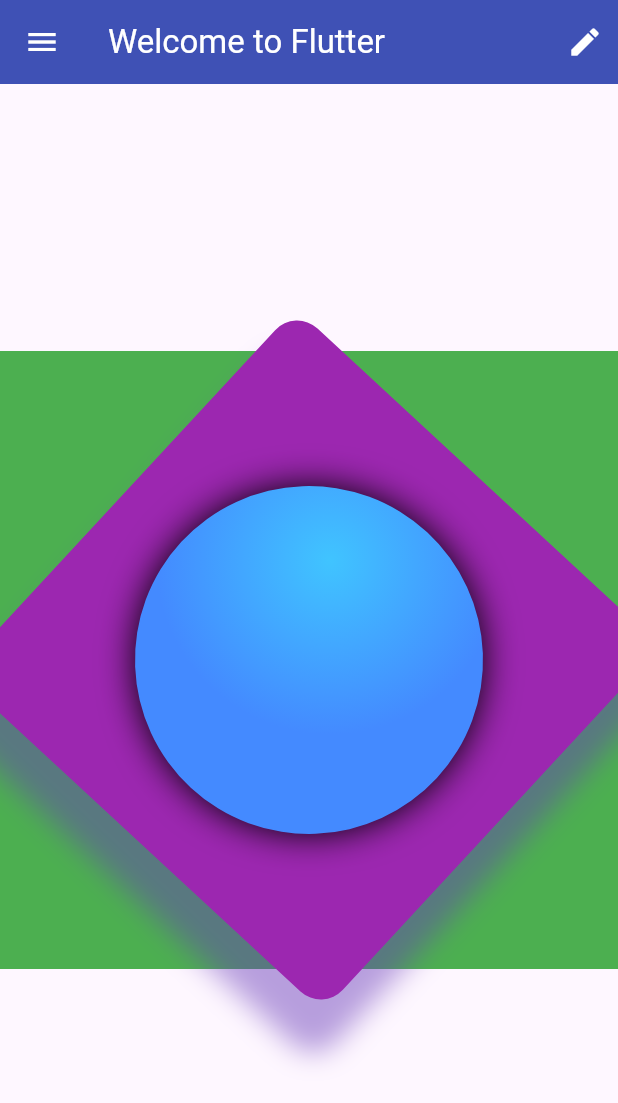
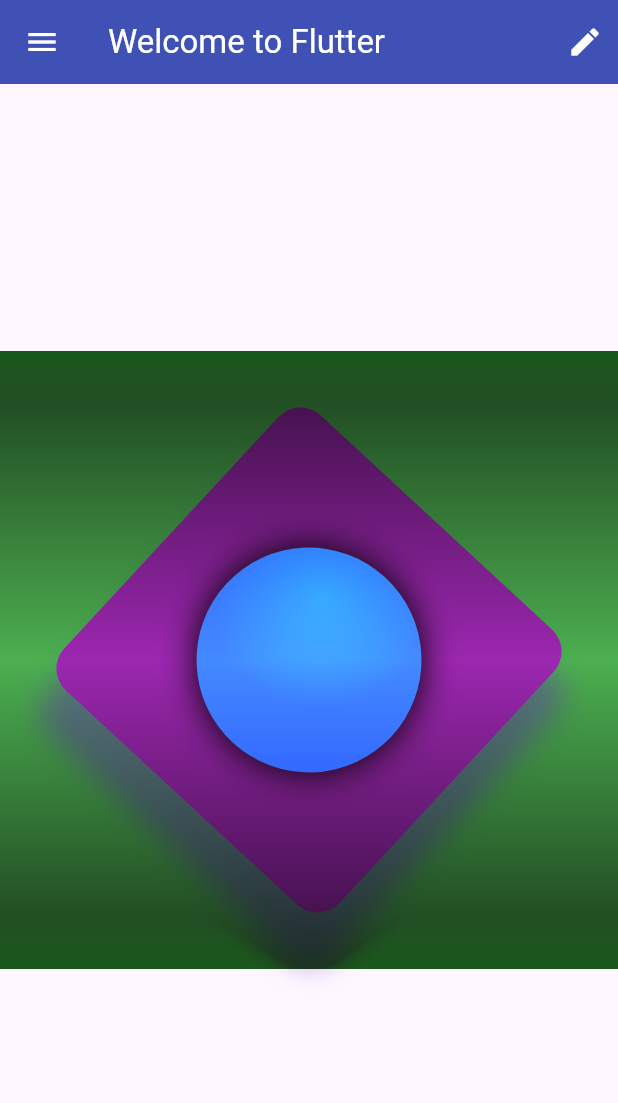
Before and after one commit to MD-DILDAR-MANDAL/learn_flutter, a Flutter app: the screen it shows after launch, on a phone screen of 412 x 824 dp. Shown: the top 1103 px of the screen. Run offline on Flutter 3.47's test engine with Material 3 defaults, Android fonts, the phone set to English and light mode, and no system bars.

Commit message:
chore: update

```diff
--- a/lib/immutable_widget.dart
+++ b/lib/immutable_widget.dart
@@ -1,14 +1,26 @@
+import 'dart:math' as math;
 import 'package:flutter/material.dart';
-import 'dart:math' as math;
+
 class ImmutableWidget extends StatelessWidget {
   const ImmutableWidget({super.key});
 
   @override
   Widget build(BuildContext context) {
     return Container(
-      color: Colors.green,
-      child: Padding(
-        padding: const EdgeInsets.all(40),
+      decoration: BoxDecoration(color: Colors.green),
+        foregroundDecoration:BoxDecoration(
+          backgroundBlendMode: BlendMode.colorBurn,
+          gradient: LinearGradient(
+            begin: Alignment.topCenter,
+            end: Alignment.bottomCenter,
+            colors: [
+              Color(0xAA0d6123),
+              Color(0x00000000),
+              Color(0xAA0d6123),
+            ],
+          ),
+        ),
+      child: Center(
         child: Transform.rotate(
           angle: 180/math.pi,
           child: Container(
@@ -24,7 +36,7 @@ class ImmutableWidget extends StatelessWidget {
                   offset: Offset.fromDirection(1.0, 30),
                 ),
               ],
-              borderRadius:const BorderRadius.all(
+              borderRadius: BorderRadius.all(
                 Radius.circular(20)
                 ),
             ),
@@ -40,14 +52,14 @@ class ImmutableWidget extends StatelessWidget {
 
   Widget _buildShinyCircle() {
     return Container(
-      decoration: const BoxDecoration(
+      decoration: BoxDecoration(
         shape: BoxShape.circle,
         gradient: RadialGradient(
           colors:[
             Colors.lightBlueAccent,
             Colors.blueAccent,
           ],
-          center: Alignment(-0.3, -0.5)
+          center: Alignment(-0.3, -0.5),
         ),
         boxShadow:[
           BoxShadow(blurRadius: 20),
```
Also changed, not shown: 2 other files.
